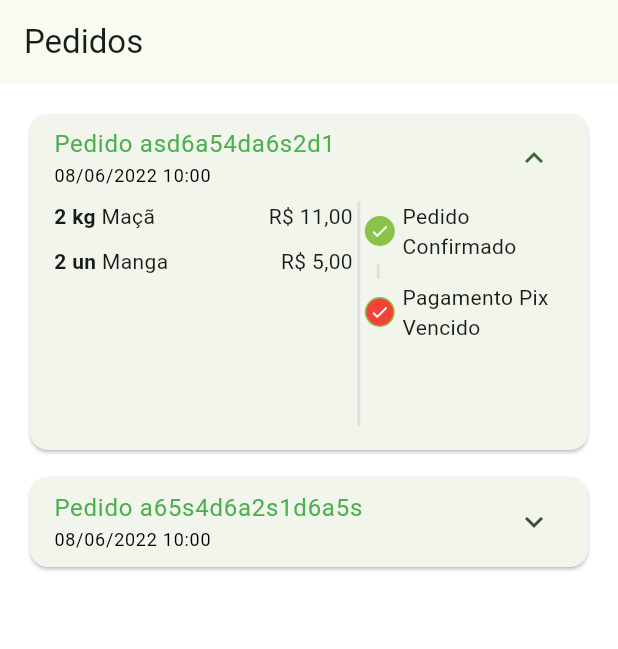
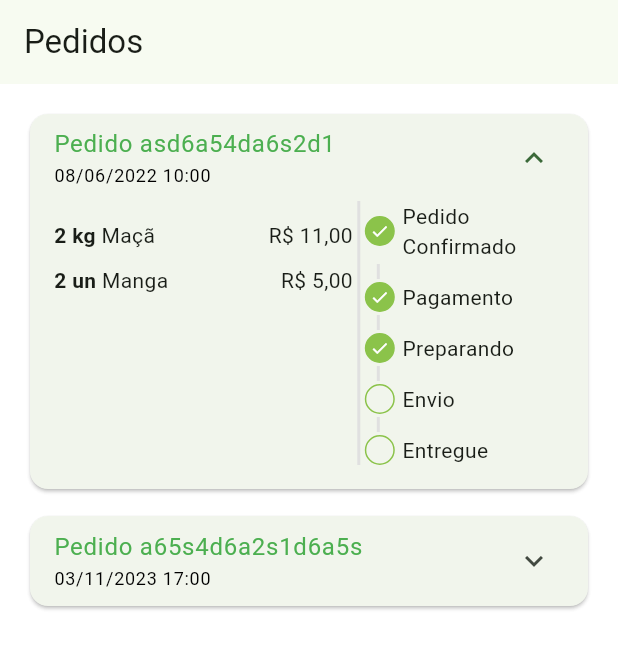
Before and after one commit to juriaCardozo/greengrocer-getx, a Flutter app: the OrdersTab screen opened directly, after a tap on an icon or button, on a phone screen of 412 x 824 dp. Shown: the top 649 px of the screen. Run offline on Flutter 3.47's test engine with Material 2 defaults, Android fonts, the phone set to English and light mode, and no system bars; our stand-ins replace animated_text_kit, mask_text_input_formatter.

Commit message:
Adicionando todos os outros status de pedidos

```diff
--- a/lib/src/config/app_data.dart
+++ b/lib/src/config/app_data.dart
@@ -99,7 +99,7 @@ List<OrderModel> orders = [
       '2022-06-08 11:00:10.458',
     ),
     id: 'asd6a54da6s2d1',
-    status: 'pending_payment',
+    status: 'preparing_shipping',
     total: 11.0,
     items: [
       CartItemModel(
@@ -117,13 +117,13 @@ List<OrderModel> orders = [
   OrderModel(
     copyAndPaste: 'q1w2e3r4t5y6',
     createdDateTime: DateTime.parse(
-      '2022-06-08 10:00:10.458',
+      '2023-11-03 17:00:10.458',
     ),
     overdueDateTime: DateTime.parse(
-      '2022-06-08 11:00:10.458',
+      '2023-11-03 18:00:10.458',
     ),
     id: 'a65s4d6a2s1d6a5s',
-    status: 'refunded',
+    status: 'delivered',
     total: 11.5,
     items: [
       CartItemModel(
--- a/lib/src/pages/orders/components/order_status_widget.dart
+++ b/lib/src/pages/orders/components/order_status_widget.dart
@@ -3,7 +3,7 @@ import 'package:greengrocer/src/config/custom_colors.dart';
 
 class OrderStatusWidget extends StatelessWidget {
   final String status;
-  final bool overdue;
+  final bool isOverdue;
 
   final Map<String, int> allStatus = <String, int>{
     'pending_payment': 0,
@@ -16,7 +16,7 @@ class OrderStatusWidget extends StatelessWidget {
 
   int get currentStatus => allStatus[status]!;
 
-  OrderStatusWidget({super.key, required this.status, required this.overdue});
+  OrderStatusWidget({super.key, required this.status, required this.isOverdue});
 
   @override
   Widget build(BuildContext context) {
@@ -31,12 +31,20 @@ class OrderStatusWidget extends StatelessWidget {
             title: 'Pix estornado',
             backgroundColor: Colors.orange,
           ),
-        ] else if (overdue) ...[
+        ] else if (isOverdue) ...[
           _StatusDot(
             isActive: true,
             title: 'Pagamento Pix Vencido',
             backgroundColor: Colors.red,
           )
+        ] else ...[
+          _StatusDot(isActive: currentStatus >= 2, title: 'Pagamento'),
+          _CustomDivider(),
+          _StatusDot(isActive: currentStatus >= 3, title: 'Preparando'),
+          _CustomDivider(),
+          _StatusDot(isActive: currentStatus >= 4, title: 'Envio'),
+          _CustomDivider(),
+          _StatusDot(isActive: currentStatus == 5, title: 'Entregue'),
         ]
       ],
     );
--- a/lib/src/pages/orders/components/order_tile.dart
+++ b/lib/src/pages/orders/components/order_tile.dart
@@ -19,6 +19,7 @@ class OrderTile extends StatelessWidget {
       child: Theme(
         data: Theme.of(context).copyWith(dividerColor: Colors.transparent),
         child: ExpansionTile(
+          initiallyExpanded: order.status == 'pending_payment',
           childrenPadding: EdgeInsets.fromLTRB(16, 0, 16, 16),
           title: Column(
             mainAxisSize: MainAxisSize.min,
@@ -40,13 +41,14 @@ class OrderTile extends StatelessWidget {
           shape:
               RoundedRectangleBorder(borderRadius: BorderRadius.circular(20)),
           children: [
-            SizedBox(
-              height: 150,
+            IntrinsicHeight(
               child: Row(
                 children: [
                   // Lista de Produtos
                   Expanded(
                     flex: 3,
+                    child: SizedBox(
+                      height: 150,
                       child: ListView(
                         children: order.items.map((orderItem) {
                           return _OrderItemWidget(
@@ -54,6 +56,7 @@ class OrderTile extends StatelessWidget {
                             orderItem: orderItem,
                           );
                         }).toList(),
+                      ),
                     ),
                   ),
 
@@ -69,7 +72,7 @@ class OrderTile extends StatelessWidget {
                     flex: 2,
                     child: OrderStatusWidget(
                       status: order.status,
-                      overdue: order.overdueDateTime.isBefore(DateTime.now()),
+                      isOverdue: order.overdueDateTime.isAfter(DateTime.now()),
                     ),
                   ),
                 ],
```
Lines whose indentation alone changed are shown as unchanged.
